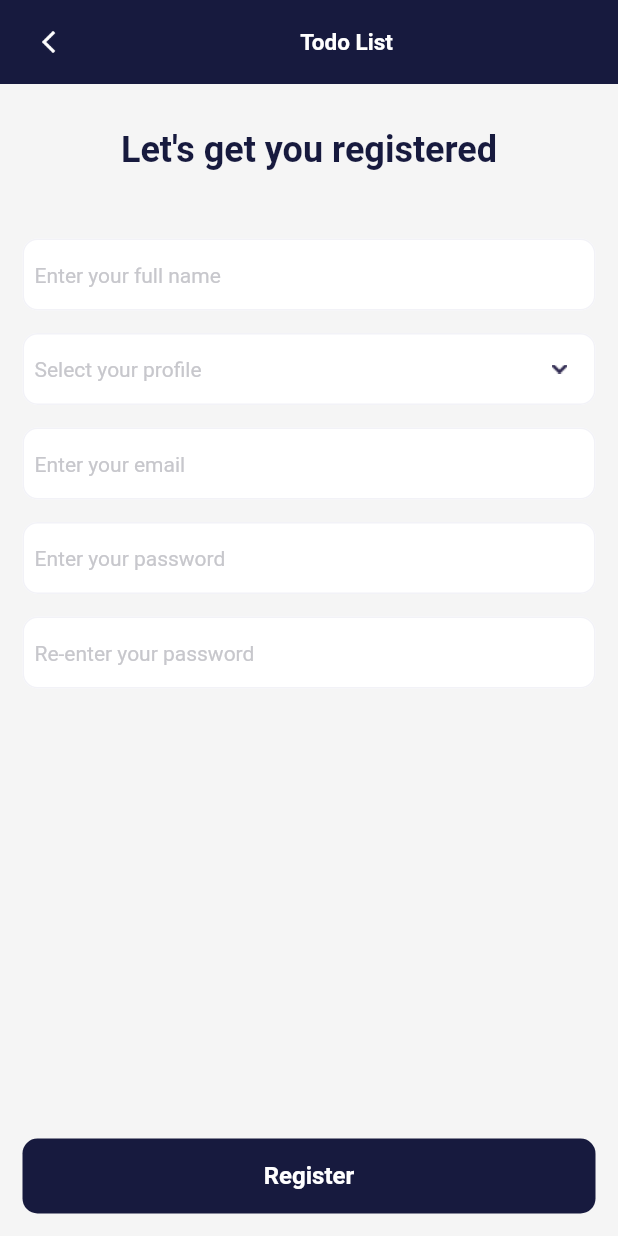
After one commit to Vyzion-Innovation/Todo-list-with-flutter, a Flutter app: the RegisterView screen opened directly, on a phone screen of 412 x 824 dp. The commit adds this screen. Run offline on Flutter 3.47's test engine with Material 2 defaults, Android fonts, the phone set to English and light mode, and no system bars; Roboto replaces fonts that are missing (poppoins).

Commit message:
Implement signup Screen UI

```diff
--- a/lib/AuthModule/login_view.dart
+++ b/lib/AuthModule/login_view.dart
@@ -33,7 +33,7 @@ class _LoginViewState extends State<LoginView> {
           fontText: 15,
           onTap: () => {Navigator.pop(context)},
         ),
-        backgroundColor: Color(0xffF5F5F5),
+        backgroundColor: const Color(0xffF5F5F5),
         body: SafeArea(
           child: Stack(
             children: [
@@ -111,34 +111,7 @@ class _LoginViewState extends State<LoginView> {
                                   top: 10, right: 15, left: 15),
                               child: SizedBox(
                                 height: 50,
-                                child: Row(
-                                  // crossAxisAlignment: CrossAxisAlignment.start,
-                                  mainAxisAlignment:
-                                      MainAxisAlignment.spaceBetween,
-                                  children: [
-                                    // Container(
-                                    //   width: 200,
-                                    //   child: Theme(
-                                    //     data: ThemeData(
-                                    //         unselectedWidgetColor:
-                                    //             Colors.black),
-                                    //     child: CheckboxListTile(
-                                    //       title: Text("Keep me logged in"),
-                                    //       checkColor: Colors.white,
-                                    //       activeColor: const Color(0xff2BBDBC),
-                                    //       value: false,
-                                    //       onChanged: (newValue) {
-                                    //         setState(() {
-                                    //           // agree = newValue ?? false;
-                                    //         });
-                                    //       },
-                                    //       controlAffinity:
-                                    //           ListTileControlAffinity.leading,
-                                    //     ),
-                                    //   ),
-                                    // ),
-                                    // Spacer(),
-                                    TextButton(
+                                child: TextButton(
                                   onPressed: () {
                                     // ignore: todo
                                     // Navigator.push(
@@ -158,8 +131,6 @@ class _LoginViewState extends State<LoginView> {
                                       ),
                                     ),
                                   ),
-                                    ),
-                                  ],
                                 ),
                               ),
                             ),
--- /dev/null
+++ b/lib/AuthModule/register_view.dart
@@ -0,0 +1,229 @@
+import 'dart:io';
+
+import 'package:flutter/gestures.dart';
+import 'package:flutter/material.dart';
+
+import '../CustomWidgets/constant_widgets.dart';
+import '../CustomWidgets/customTextField.dart';
+import '../CustomWidgets/custom_app_bar.dart';
+import '../Utils/Validator.dart';
+import '../Utils/app_strings.dart';
+import '../Utils/validation_strings.dart';
+
+class RegisterView extends StatefulWidget {
+  const RegisterView({Key? key}) : super(key: key);
+  @override
+  State<RegisterView> createState() => _RegisterViewState();
+}
+
+class _RegisterViewState extends State<RegisterView> {
+  get child => null;
+  final _formKey = GlobalKey<FormState>();
+  TextEditingController nameController = TextEditingController();
+
+  TextEditingController mailTextEditCTR = TextEditingController();
+  TextEditingController passTextEditCTR = TextEditingController();
+  TextEditingController selectProfileC = TextEditingController();
+  TextEditingController reenterPwdCon = TextEditingController();
+
+  @override
+  Widget build(BuildContext context) {
+    return Scaffold(
+        appBar: CustomAppBar(
+          backButton: true,
+          backButtonText: false,
+          text: navigationText,
+          actions: [],
+          fontText: 15,
+          onTap: () => {Navigator.pop(context)},
+        ),
+        backgroundColor: const Color(0xffF5F5F5),
+        body: SafeArea(
+          child: Stack(
+            children: [
+              SingleChildScrollView(
+                child: Form(
+                  key: _formKey,
+                  child: Column(
+                    crossAxisAlignment: CrossAxisAlignment.center,
+                    mainAxisAlignment: MainAxisAlignment.center,
+                    children: [
+                      const Padding(
+                        padding: EdgeInsets.only(top: 30),
+                        child: Align(
+                            alignment: Alignment.center,
+                            child: Text(
+                              signUpTitle,
+                              textAlign: TextAlign.center,
+                              style: TextStyle(
+                                fontSize: 24,
+                                fontWeight: FontWeight.w700,
+                                color: Color(0xff171A3E),
+                              ),
+                            )),
+                      ),
+                      Padding(
+                        padding: const EdgeInsets.only(top: 30),
+                        child: Column(
+                          crossAxisAlignment: CrossAxisAlignment.start,
+                          // ignore: prefer_const_literals_to_create_immutables
+                          children: [
+                            Padding(
+                              padding: const EdgeInsets.only(
+                                  top: 15, left: 15, right: 15),
+                              child: CustomTextField(
+                                hintText: nameStr,
+                                controller: nameController,
+                                labelText: "",
+                                fillColor: Colors.white,
+                                obscureText: false,
+                                suffixVisibility: false,
+                                Vertical: 8,
+                                input: TextInputType.name,
+                                borderSide:
+                                    const BorderSide(color: Color(0xffF2F2F7)),
+                                // validator: (val) {
+                                //   return Validator.validateEmail(
+                                //       val ?? "", emailReq, emailValid);
+                                // },
+                              ),
+                            ),
+                            Padding(
+                              padding: const EdgeInsets.only(
+                                  top: 15, left: 15, right: 15),
+                              child: CustomTextField(
+                                hintText: selectProfile,
+                                controller: selectProfileC,
+                                labelText: "",
+                                fillColor: Colors.white,
+                                obscureText: false,
+                                MaxLine: 1,
+                                suffixVisibility: false,
+                                icon: new Image.asset(
+                                  "assets/png/arrow.png",
+                                  width: 15,
+                                  height: 15,
+                                ),
+
+                                readOnly: true,
+                                Vertical: 8,
+                                borderSide:
+                                    const BorderSide(color: Color(0xffF2F2F7)),
+                                // validator: (val) {
+                                //   if (val!.isEmpty) {
+                                //     return pwdReq;
+                                //   }
+                                //   return null;
+                                // },
+                              ),
+                            ),
+                            Padding(
+                              padding: const EdgeInsets.only(
+                                  top: 15, left: 15, right: 15),
+                              child: CustomTextField(
+                                hintText: emailHint,
+                                controller: mailTextEditCTR,
+                                labelText: "",
+                                fillColor: Colors.white,
+                                obscureText: false,
+                                MaxLine: 1,
+                                suffixVisibility: false,
+                                Vertical: 8,
+                                borderSide:
+                                    const BorderSide(color: Color(0xffF2F2F7)),
+                                validator: (val) {
+                                  return Validator.validateEmail(
+                                      val ?? "", emailReq, emailValid);
+                                },
+                              ),
+                            ),
+                            Padding(
+                              padding: const EdgeInsets.only(
+                                  top: 15, left: 15, right: 15),
+                              child: CustomTextField(
+                                hintText: passwordStr,
+                                controller: passTextEditCTR,
+                                labelText: "",
+                                fillColor: Colors.white,
+                                obscureText: true,
+                                MaxLine: 1,
+                                suffixVisibility: false,
+                                Vertical: 8,
+                                borderSide:
+                                    const BorderSide(color: Color(0xffF2F2F7)),
+                                // validator: (val) {
+                                //   if (val!.isEmpty) {
+                                //     return pwdReq;
+                                //   }
+                                //   return null;
+                                // },
+                              ),
+                            ),
+                            Padding(
+                              padding: const EdgeInsets.only(
+                                  top: 15, left: 15, right: 15),
+                              child: CustomTextField(
+                                hintText: reenterPwd,
+                                controller: reenterPwdCon,
+                                labelText: "",
+                                fillColor: Colors.white,
+                                obscureText: true,
+                                MaxLine: 1,
+                                suffixVisibility: false,
+                                Vertical: 8,
+                                borderSide:
+                                    const BorderSide(color: Color(0xffF2F2F7)),
+                                // validator: (val) {
+                                //   if (val!.isEmpty) {
+                                //     return pwdReq;
+                                //   }
+                                //   return null;
+                                // },
+                              ),
+                            ),
+                          ],
+                        ),
+                      ),
+                    ],
+                  ),
+                ),
+              ),
+              Align(
+                alignment: Alignment.bottomCenter,
+                child: Padding(
+                  padding:
+                      const EdgeInsets.only(left: 15, right: 15, bottom: 15),
+                  child: Container(
+                      height: 50,
+                      width: MediaQuery.of(context).size.width,
+                      // decoration: BoxDecoration(
+                      //     color: const Color(0xff171A3E),
+                      //     borderRadius: BorderRadius.circular(10)),
+                      child: Container(
+                        height: 50,
+                        width: MediaQuery.of(context).size.width,
+                        decoration: BoxDecoration(
+                            color: const Color(0xff171A3E),
+                            borderRadius: BorderRadius.circular(10)),
+                        child: TextButton(
+                          onPressed: () {
+                            if (_formKey.currentState!.validate()) {}
+                          },
+                          child: const Text(
+                            register,
+                            // textAlign: TextAlign.right,
+                            style: TextStyle(
+                              fontWeight: FontWeight.w600,
+                              fontSize: 16,
+                              color: Colors.white,
+                            ),
+                          ),
+                        ),
+                      )),
+                ),
+              ),
+            ],
+          ),
+        ));
+  }
+}
--- a/lib/CustomWidgets/constant_widgets.dart
+++ b/lib/CustomWidgets/constant_widgets.dart
@@ -1,5 +1,6 @@
 import 'package:flutter/gestures.dart';
 import 'package:flutter/material.dart';
+import 'package:to_do_list/AuthModule/register_view.dart';
 
 class ConstantWidgets {
   Widget textSpan(BuildContext context) {
@@ -11,7 +12,7 @@ class ConstantWidgets {
             // Note: Styles for TextSpans must be explicitly defined.
             // Child text spans will inherit styles from parent
             style: const TextStyle(
-              fontSize: 16.0,
+              fontSize: 13.0,
               color: Colors.black,
             ),
             children: <TextSpan>[
@@ -26,9 +27,9 @@ class ConstantWidgets {
                       //         builder: (context) => SelectAgeView()),
                       //     (route) => false);
 
-                      // Navigator.of(context).push(MaterialPageRoute(
-                      //     builder: (_) => SelectAgeView(),
-                      //     fullscreenDialog: true));
+                      Navigator.of(context).push(MaterialPageRoute(
+                        builder: (_) => const RegisterView(),
+                      ));
                     },
                   style: const TextStyle(
                       fontWeight: FontWeight.bold, color: Color(0xff171A3E))),
--- a/lib/CustomWidgets/custom_app_bar.dart
+++ b/lib/CustomWidgets/custom_app_bar.dart
@@ -31,7 +31,7 @@ class CustomAppBar extends StatelessWidget implements PreferredSizeWidget {
       elevation: 0,
       actions: actions,
       automaticallyImplyLeading: true,
-      leadingWidth: 120,
+      leadingWidth: 50,
       leading: backButton
           ? InkWell(
               onTap: onTap,
@@ -46,6 +46,7 @@ class CustomAppBar extends StatelessWidget implements PreferredSizeWidget {
                       imageStr,
                       height: 15,
                       width: 15,
+                      color: Colors.white,
                     ),
                   ),
                   const SizedBox(
--- a/lib/Utils/app_strings.dart
+++ b/lib/Utils/app_strings.dart
@@ -1,12 +1,16 @@
 const emailHint = 'Enter your email';
 const passwordStr = 'Enter your password';
+const nameStr = 'Enter your full name';
+const selectProfile = 'Select your profile';
+const reenterPwd = 'Re-enter your password';
 
 const navigationText = "Todo List";
 const loginitle = "Welcome back! \n Let's get you sign in";
-const country = "Country";
+const signUpTitle = "Let's get you registered";
 const forgotPwd = "Forgot Password?";
-const signIn = "Sign in";
-const signApple = "Sign in with Apple";
+const signIn = "Sign In";
+const register = "Register";
+
 const signFB = "Sign in with Facebook";
 const signgoogle = "Sign in with Google";
 
```
Also changed, not shown: assets/png/arrow.png (added), 28 other files. Lines whose indentation alone changed are shown as unchanged.
